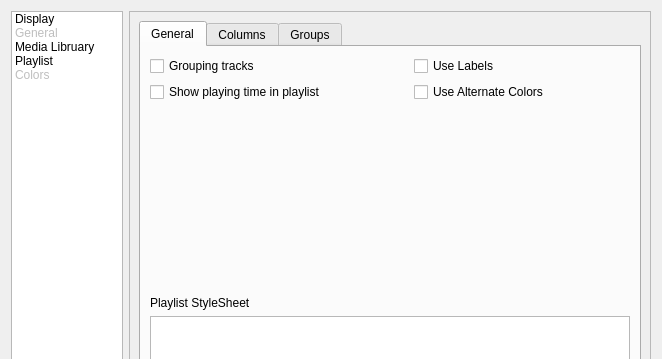
First picture: the form in preferenceswindow.ui, repository KirillDubinkin/Errorise, before the edit; both pictures show x 0 to 662 and y 0 to 359 of the 662 by 596 pixel window.
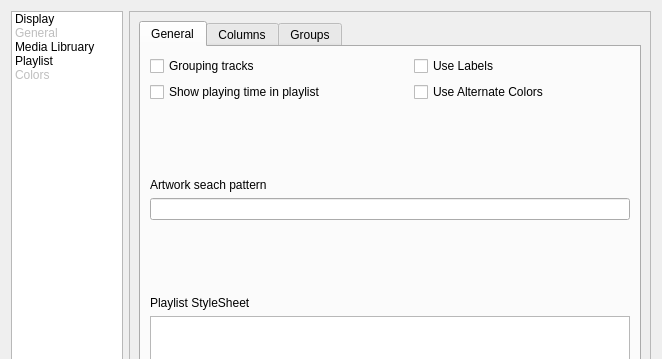
Second picture: the form after the edit. The open tabs and pages were chosen to show the change.

Commit message:
Album art search pattern added in settings. If pattern is empty - not search anythink.
Covers currently not shows on Windows, becouse QDir, in some reasons,
not give us list of files in current folder.
I think, it's may be bug in QT(4.7.0), but if it's not, now, Windows
isn't my problem(_^^). Later, i'll fix it.
So, now, I think art_works are done.

```diff
--- a/preferenceswindow.ui
+++ b/preferenceswindow.ui
@@ -456,6 +456,33 @@
                   </spacer>
                  </item>
                  <item row="2" column="0" colspan="4">
+                  <layout class="QVBoxLayout" name="verticalLayout_22">
+                   <item>
+                    <widget class="QLabel" name="label_2">
+                     <property name="text">
+                      <string>Artwork seach pattern</string>
+                     </property>
+                    </widget>
+                   </item>
+                   <item>
+                    <widget class="QLineEdit" name="plArtSearchPattern"/>
+                   </item>
+                  </layout>
+                 </item>
+                 <item row="3" column="1">
+                  <spacer name="verticalSpacer_12">
+                   <property name="orientation">
+                    <enum>Qt::Vertical</enum>
+                   </property>
+                   <property name="sizeHint" stdset="0">
+                    <size>
+                     <width>20</width>
+                     <height>40</height>
+                    </size>
+                   </property>
+                  </spacer>
+                 </item>
+                 <item row="4" column="0" colspan="4">
                   <layout class="QVBoxLayout" name="verticalLayout_21">
                    <item>
                     <widget class="QLabel" name="label_22">
```
Left out of the diff: 2 changed lines with no effect on the pictures. The commit also changes 5 other files.
